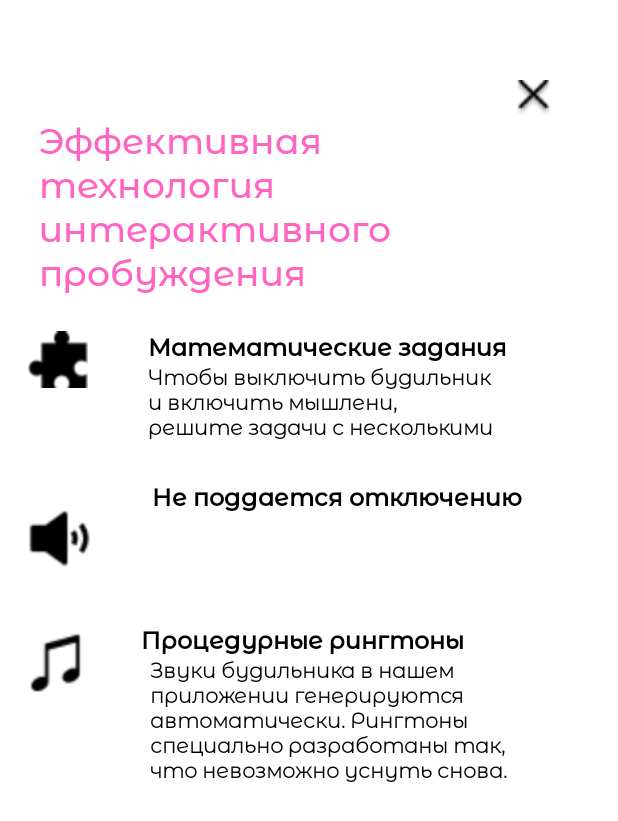
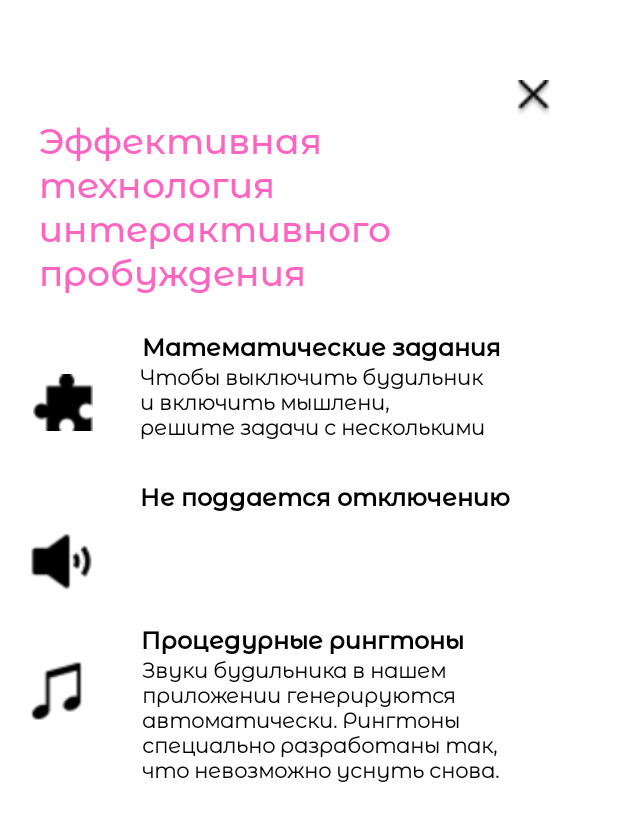
Before and after one commit to painkillergodsewostyanow/-COLLEDGE-smorninng, an Android app: the MoreInfoActivity screen opened directly, with no data from a screen before it, on a phone screen of 412 x 824 dp. Shown: the top 821 px of the screen. Run offline under Robolectric (Android 15) with nearby library versions, the phone set to English and light mode, and no system bars.

Commit message:
защита

```diff
--- a/Smorning/app/src/main/res/layout/activity_more_info.xml
+++ b/Smorning/app/src/main/res/layout/activity_more_info.xml
@@ -43,12 +43,13 @@
         android:id="@+id/imageView5"
         android:layout_width="40dp"
         android:layout_height="39dp"
-        android:layout_marginTop="220dp"
         android:contentDescription="@string/pump_for_pictures"
-        app:layout_constraintEnd_toEndOf="parent"
-        app:layout_constraintHorizontal_bias="0.05"
+        app:layout_constraintBottom_toBottomOf="parent"
+        app:layout_constraintEnd_toStartOf="@+id/textView5"
+        app:layout_constraintHorizontal_bias="0.403"
         app:layout_constraintStart_toStartOf="parent"
         app:layout_constraintTop_toTopOf="parent"
+        app:layout_constraintVertical_bias="0.317"
         app:srcCompat="@drawable/puzzle_icon" />
 
     <TextView
@@ -62,7 +63,7 @@
         android:textSize="16sp"
         android:textStyle="bold"
         app:layout_constraintEnd_toEndOf="parent"
-        app:layout_constraintHorizontal_bias="0.57"
+        app:layout_constraintHorizontal_bias="0.547"
         app:layout_constraintStart_toStartOf="parent"
         app:layout_constraintTop_toTopOf="parent" />
 
@@ -78,7 +79,7 @@
         android:textStyle="bold"
         app:layout_constraintBottom_toBottomOf="parent"
         app:layout_constraintEnd_toEndOf="parent"
-        app:layout_constraintHorizontal_bias="0.579"
+        app:layout_constraintHorizontal_bias="0.547"
         app:layout_constraintStart_toStartOf="parent"
         app:layout_constraintTop_toBottomOf="@+id/textView5"
         app:layout_constraintVertical_bias="0.0" />
@@ -89,11 +90,11 @@
         android:layout_height="42dp"
         android:contentDescription="@string/pump_for_pictures"
         app:layout_constraintBottom_toBottomOf="parent"
-        app:layout_constraintEnd_toEndOf="parent"
-        app:layout_constraintHorizontal_bias="0.05"
+        app:layout_constraintEnd_toStartOf="@+id/textView7"
+        app:layout_constraintHorizontal_bias="0.389"
         app:layout_constraintStart_toStartOf="parent"
         app:layout_constraintTop_toBottomOf="@+id/imageView5"
-        app:layout_constraintVertical_bias="0.15"
+        app:layout_constraintVertical_bias="0.132"
         app:srcCompat="@drawable/volum_icon" />
 
     <TextView
@@ -107,10 +108,10 @@
         android:textStyle="bold"
         app:layout_constraintBottom_toBottomOf="parent"
         app:layout_constraintEnd_toEndOf="parent"
-        app:layout_constraintHorizontal_bias="0.621"
+        app:layout_constraintHorizontal_bias="0.574"
         app:layout_constraintStart_toStartOf="parent"
         app:layout_constraintTop_toBottomOf="@+id/textView6"
-        app:layout_constraintVertical_bias="0.049" />
+        app:layout_constraintVertical_bias="0.048" />
 
     <ImageView
         android:id="@+id/imageView3"
@@ -118,11 +119,11 @@
         android:layout_height="40dp"
         android:contentDescription="@string/pump_for_pictures"
         app:layout_constraintBottom_toBottomOf="parent"
-        app:layout_constraintEnd_toEndOf="parent"
-        app:layout_constraintHorizontal_bias="0.041"
+        app:layout_constraintEnd_toStartOf="@+id/textView9"
+        app:layout_constraintHorizontal_bias="0.32"
         app:layout_constraintStart_toStartOf="parent"
         app:layout_constraintTop_toBottomOf="@+id/imageView2"
-        app:layout_constraintVertical_bias="0.104"
+        app:layout_constraintVertical_bias="0.116"
         app:srcCompat="@drawable/music_icon" />
 
     <TextView
@@ -151,7 +152,7 @@
         android:textStyle="bold"
         app:layout_constraintBottom_toBottomOf="parent"
         app:layout_constraintEnd_toEndOf="parent"
-        app:layout_constraintHorizontal_bias="0.594"
+        app:layout_constraintHorizontal_bias="0.562"
         app:layout_constraintStart_toStartOf="parent"
         app:layout_constraintTop_toBottomOf="@+id/textView9"
         app:layout_constraintVertical_bias="0.0" />
```
Also changed, not shown: Smorning/app/src/main/java/com/example/smorning/Quiz.kt (+4 -3 lines), Smorning/app/src/main/res/layout/first_start.xml (+10 -10 lines).
